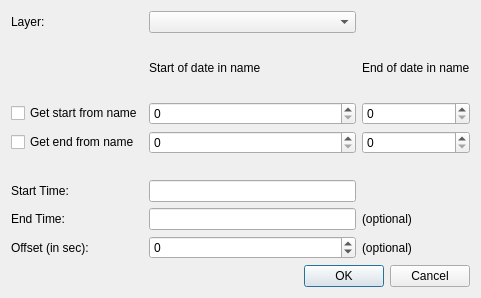
anitagraser/TimeManager, file addRasterLayer.ui: the form before one commit.
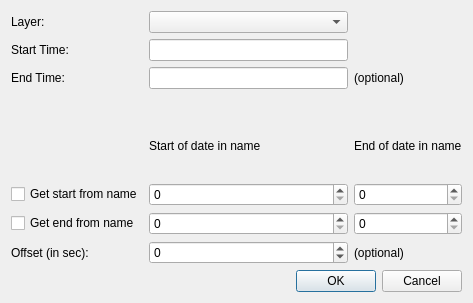
The form after the commit.

Commit message: wrote code for the raster dialog

The edit to the form file:
```diff
--- a/addRasterLayer.ui
+++ b/addRasterLayer.ui
@@ -6,8 +6,8 @@
    <rect>
     <x>0</x>
     <y>0</y>
-    <width>481</width>
-    <height>298</height>
+    <width>473</width>
+    <height>303</height>
    </rect>
   </property>
   <property name="windowTitle">
@@ -16,17 +16,23 @@
   <layout class="QVBoxLayout" name="verticalLayout">
    <item>
     <layout class="QGridLayout" name="gridLayout">
-     <item row="1" column="2">
-      <widget class="QLabel" name="label_8">
+     <item row="3" column="1">
+      <widget class="QLineEdit" name="textEnd"/>
+     </item>
+     <item row="2" column="0">
+      <widget class="QLabel" name="label_2">
        <property name="text">
-        <string>End of date in name</string>
+        <string>Start Time:</string>
        </property>
       </widget>
      </item>
-     <item row="7" column="0">
-      <widget class="QLabel" name="label_3">
+     <item row="10" column="2">
+      <widget class="QSpinBox" name="spinBoxEnd2"/>
+     </item>
+     <item row="10" column="0">
+      <widget class="QCheckBox" name="checkBoxEnd">
        <property name="text">
-        <string>End Time:</string>
+        <string>Get end from name</string>
        </property>
       </widget>
      </item>
@@ -40,28 +46,17 @@
      <item row="0" column="1">
       <widget class="QComboBox" name="comboBoxLayers"/>
      </item>
-     <item row="6" column="0">
-      <widget class="QLabel" name="label_2">
-       <property name="text">
-        <string>Start Time:</string>
-       </property>
-      </widget>
+     <item row="10" column="1">
+      <widget class="QSpinBox" name="spinBoxEnd1"/>
      </item>
-     <item row="7" column="2">
-      <widget class="QLabel" name="label_4">
-       <property name="text">
-        <string>(optional)</string>
-       </property>
-      </widget>
-     </item>
-     <item row="8" column="0">
+     <item row="12" column="0">
       <widget class="QLabel" name="label_6">
        <property name="text">
         <string>Offset (in sec):</string>
        </property>
       </widget>
      </item>
-     <item row="8" column="1">
+     <item row="12" column="1">
       <widget class="QSpinBox" name="spinBoxOffset">
        <property name="minimum">
         <number>-1000000000</number>
@@ -71,52 +66,7 @@
        </property>
       </widget>
      </item>
-     <item row="8" column="2">
-      <widget class="QLabel" name="label_7">
-       <property name="text">
-        <string>(optional)</string>
-       </property>
-      </widget>
-     </item>
-     <item row="3" column="1">
-      <layout class="QVBoxLayout" name="verticalLayout_2">
-       <item>
-        <widget class="QSpinBox" name="spinBoxStart1"/>
-       </item>
-      </layout>
-     </item>
-     <item row="4" column="0">
-      <widget class="QCheckBox" name="checkBoxEnd">
-       <property name="text">
-        <string>Get end from name</string>
-       </property>
-      </widget>
-     </item>
-     <item row="3" column="0">
-      <widget class="QCheckBox" name="checkboxStart">
-       <property name="text">
-        <string>Get start from name</string>
-       </property>
-      </widget>
-     </item>
-     <item row="1" column="1">
-      <layout class="QVBoxLayout" name="verticalLayout_3">
-       <item>
-        <widget class="QLabel" name="label_5">
-         <property name="text">
-          <string>Start of date in name</string>
-         </property>
-        </widget>
-       </item>
-      </layout>
-     </item>
-     <item row="4" column="1">
-      <widget class="QSpinBox" name="spinBoxEnd1"/>
-     </item>
-     <item row="4" column="2">
-      <widget class="QSpinBox" name="spinBoxEnd2"/>
-     </item>
-     <item row="5" column="1">
+     <item row="6" column="1">
       <spacer name="horizontalSpacer">
        <property name="orientation">
         <enum>Qt::Horizontal</enum>
@@ -129,14 +79,56 @@
        </property>
       </spacer>
      </item>
-     <item row="3" column="2">
-      <widget class="QSpinBox" name="spinBoxStart2"/>
-     </item>
-     <item row="6" column="1">
+     <item row="2" column="1">
       <widget class="QLineEdit" name="textStart"/>
      </item>
+     <item row="8" column="1">
+      <widget class="QSpinBox" name="spinBoxStart1"/>
+     </item>
+     <item row="8" column="2">
+      <widget class="QSpinBox" name="spinBoxStart2"/>
+     </item>
+     <item row="8" column="0">
+      <widget class="QCheckBox" name="checkBoxStart">
+       <property name="text">
+        <string>Get start from name</string>
+       </property>
+      </widget>
+     </item>
+     <item row="3" column="0">
+      <widget class="QLabel" name="label_3">
+       <property name="text">
+        <string>End Time:</string>
+       </property>
+      </widget>
+     </item>
+     <item row="12" column="2">
+      <widget class="QLabel" name="label_7">
+       <property name="text">
+        <string>(optional)</string>
+       </property>
+      </widget>
+     </item>
+     <item row="3" column="2">
+      <widget class="QLabel" name="label_4">
+       <property name="text">
+        <string>(optional)</string>
+       </property>
+      </widget>
+     </item>
      <item row="7" column="1">
-      <widget class="QLineEdit" name="textEnd"/>
+      <widget class="QLabel" name="label_5">
+       <property name="text">
+        <string>Start of date in name</string>
+       </property>
+      </widget>
+     </item>
+     <item row="7" column="2">
+      <widget class="QLabel" name="label_8">
+       <property name="text">
+        <string>End of date in name</string>
+       </property>
+      </widget>
      </item>
     </layout>
    </item>
```
The commit also changes 7 other files.
